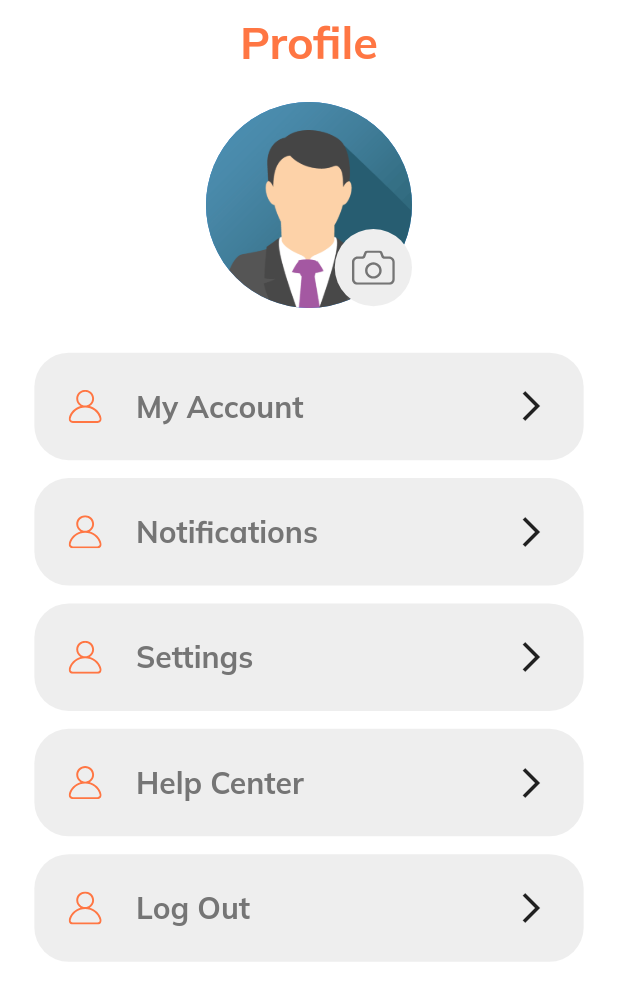
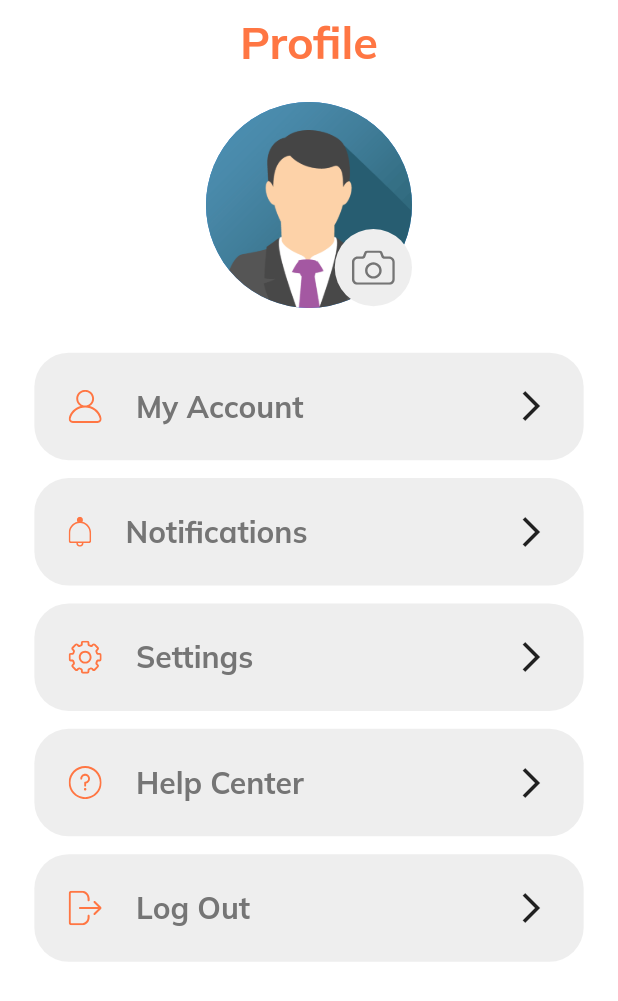
Before and after one commit to mahmoudlotf0/E-Commerce-App, a Flutter app: the ProfileScreen screen opened directly, on a phone screen of 412 x 824 dp. Shown: the top 1001 px of the screen. Run offline on Flutter 3.47's test engine with Material 2 defaults, Android fonts, the phone set to English and light mode, and no system bars; drawn by our look-alikes of auto_size_text; our stand-ins replace bloc, dio, flutter_bloc, flutter_offline, flutter_screenutil, flutter_svg and 2 more; network calls fail; statements that could not run were skipped.

Commit message:
Edit Icons

```diff
--- a/lib/presentationLayer/screens/profile_screen/components/profile_content.dart
+++ b/lib/presentationLayer/screens/profile_screen/components/profile_content.dart
@@ -18,19 +18,19 @@ class ProfileContent extends StatelessWidget {
           title: 'My Account',
         ),
         const ProfileMenuItem(
-          svgPicture: 'assets/icons/User Icon.svg',
+          svgPicture: 'assets/icons/Bell.svg',
           title: 'Notifications',
         ),
         const ProfileMenuItem(
-          svgPicture: 'assets/icons/User Icon.svg',
+          svgPicture: 'assets/icons/Settings.svg',
           title: 'Settings',
         ),
         const ProfileMenuItem(
-          svgPicture: 'assets/icons/User Icon.svg',
+          svgPicture: 'assets/icons/Question mark.svg',
           title: 'Help Center',
         ),
         const ProfileMenuItem(
-          svgPicture: 'assets/icons/User Icon.svg',
+          svgPicture: 'assets/icons/Log out.svg',
           title: 'Log Out',
         ),
       ],
```
